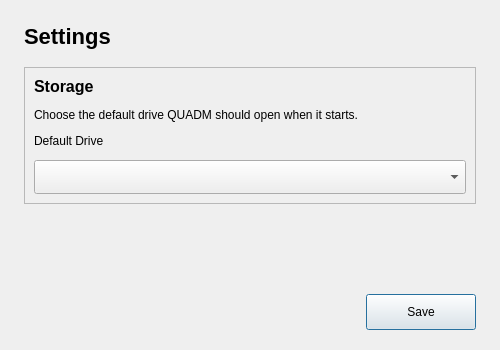
Old version of the form code/src/QuadMGUI/settings.ui in the repository University-of-Colorado-Anschutz-Denver/CSCI-3508-Group-6.
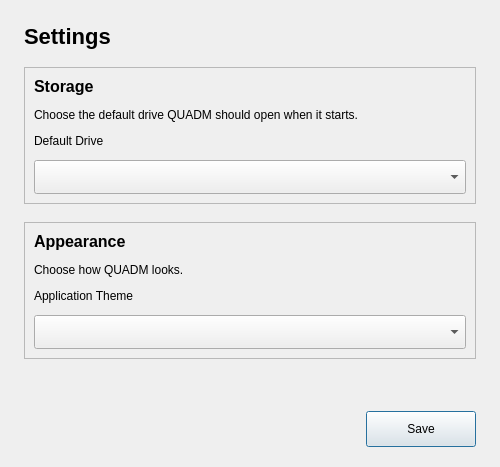
New version of the form.

Commit message: theme setting - thanks to ChatGPT

```diff
--- a/code/src/QuadMGUI/settings.ui
+++ b/code/src/QuadMGUI/settings.ui
@@ -8,9 +8,10 @@
   <property name="minimumSize">
    <size>
     <width>500</width>
-    <height>350</height>
+    <height>430</height>
    </size>
   </property>
+
   <layout class="QVBoxLayout" name="mainLayout">
    <property name="spacing">
     <number>18</number>
@@ -97,6 +98,64 @@
     </widget>
    </item>
 
+   <!-- Appearance Settings -->
+   <item>
+    <widget class="QFrame" name="appearanceFrame">
+     <property name="frameShape">
+      <enum>QFrame::Shape::StyledPanel</enum>
+     </property>
+     <property name="frameShadow">
+      <enum>QFrame::Shadow::Plain</enum>
+     </property>
+
+     <layout class="QVBoxLayout" name="appearanceLayout">
+      <property name="spacing">
+       <number>12</number>
+      </property>
+
+      <item>
+       <widget class="QLabel" name="appearanceTitle">
+        <property name="text">
+         <string>Appearance</string>
+        </property>
+        <property name="styleSheet">
+         <string>font-size: 16px; font-weight: bold;</string>
+        </property>
+       </widget>
+      </item>
+
+      <item>
+       <widget class="QLabel" name="themeDescription">
+        <property name="text">
+         <string>Choose how QUADM looks.</string>
+        </property>
+       </widget>
+      </item>
+
+      <item>
+       <widget class="QLabel" name="themeLabel">
+        <property name="text">
+         <string>Application Theme</string>
+        </property>
+       </widget>
+      </item>
+
+      <item>
+       <widget class="QComboBox" name="themeComboBox">
+        <property name="minimumSize">
+         <size>
+          <width>0</width>
+          <height>34</height>
+         </size>
+        </property>
+       </widget>
+      </item>
+
+     </layout>
+    </widget>
+   </item>
+
+   <!-- Flexible space -->
    <item>
     <spacer name="verticalSpacer">
      <property name="orientation">
@@ -105,7 +164,7 @@
      <property name="sizeHint" stdset="0">
       <size>
        <width>20</width>
-       <height>40</height>
+       <height>20</height>
       </size>
      </property>
     </spacer>
```
Left out of the diff: 5 changed lines with no effect on the pictures. The commit also changes 6 other files.
